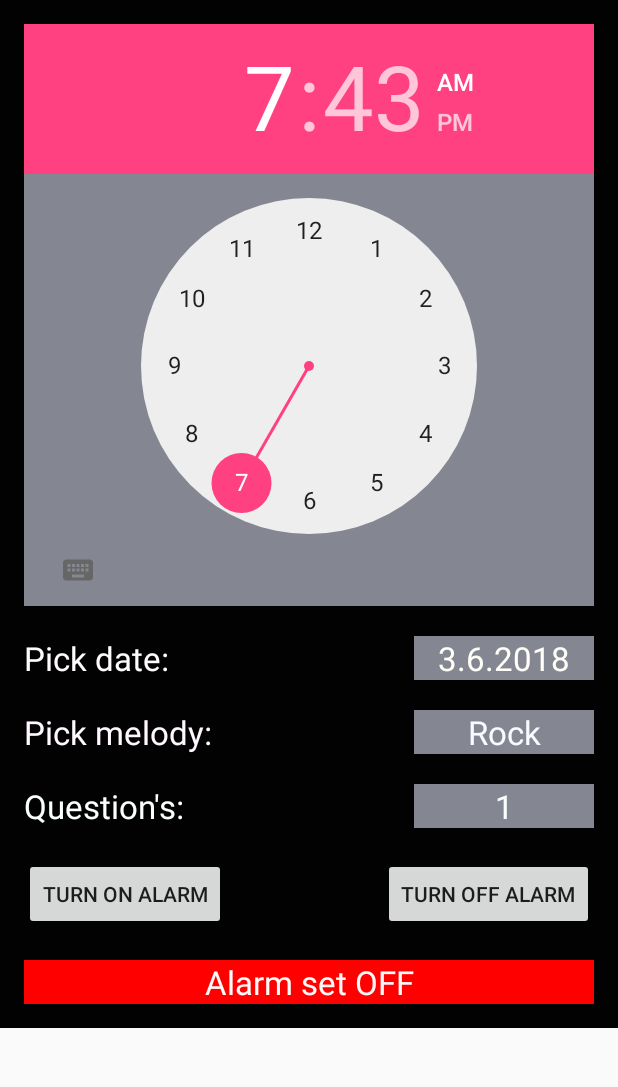
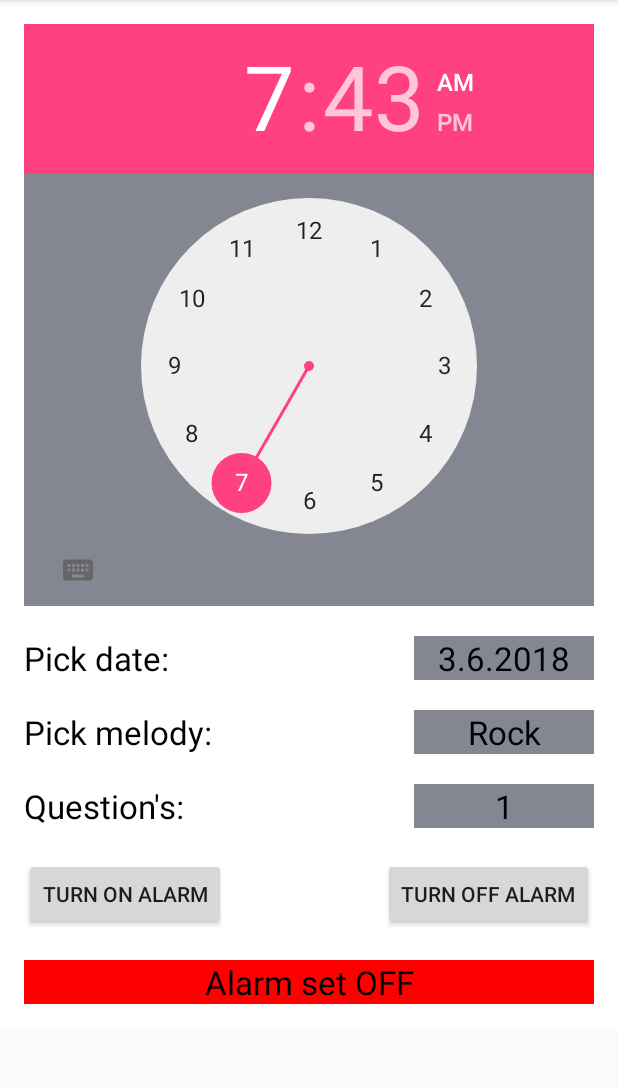
Before and after one commit to Skindrila/My_Smart_Clock, an Android app: the screen it shows after launch (MainActivity), on a phone screen of 412 x 824 dp, the part 84-1171 px from its top. Run offline under Robolectric (Android 15) with nearby library versions, the phone set to English and light mode, and no system bars.

Commit message:
background

```diff
--- a/app/src/main/res/layout/activity_main.xml
+++ b/app/src/main/res/layout/activity_main.xml
@@ -9,7 +9,7 @@
         android:paddingRight="@dimen/activity_horizontal_margin"
         android:paddingTop="@dimen/activity_vertical_margin"
         android:paddingBottom="@dimen/activity_vertical_margin" tools:context=".MainActivity"
-        android:background="#020202"
+        android:background="@android:color/white"
         android:textAlignment="center">
 
         <Button
@@ -38,7 +38,7 @@
             android:textAppearance="?android:attr/textAppearanceLarge"
             android:text="@string/alarm_text"
             android:id="@+id/alarmUpdate"
-            android:textColor="#fffafa"
+            android:textColor="#020202"
             android:layout_below="@+id/onAlarm"
             android:layout_marginTop="20dp"
             android:layout_centerHorizontal="true"
@@ -50,7 +50,7 @@
             android:textAppearance="?android:attr/textAppearanceLarge"
             android:text="@string/date_label"
             android:id="@+id/dateLabel"
-            android:textColor="#fffcfd"
+            android:textColor="#020202"
             android:layout_below="@+id/timePicker"
             android:layout_marginTop="20dp"
             android:layout_alignParentLeft="true"
@@ -62,7 +62,7 @@
             android:textAppearance="?android:attr/textAppearanceLarge"
             android:id="@+id/datePicked"
             android:text="dan"
-            android:textColor="#fffff8"
+            android:textColor="#020202"
             android:background="#848792"
             android:clickable="true"
             android:onClick="chooseDate"
@@ -92,7 +92,7 @@
             android:layout_alignParentLeft="true"
             android:layout_alignParentStart="true"
             android:layout_marginTop="20dp"
-            android:textColor="#fff9ff" />
+            android:textColor="#020202" />
 
         <TextView
             android:layout_width="wrap_content"
@@ -104,7 +104,7 @@
             android:layout_alignBottom="@+id/textView"
             android:layout_alignParentRight="true"
             android:layout_alignParentEnd="true"
-            android:textColor="#faf9ff"
+            android:textColor="#020202"
             android:textAlignment="center"
             android:width="120dp"
             android:background="#848792"
@@ -120,7 +120,7 @@
             android:layout_alignParentLeft="true"
             android:layout_marginTop="20dp"
             android:layout_alignParentStart="true"
-            android:textColor="#faffff" />
+            android:textColor="#020202" />
 
         <TextView
             android:layout_width="wrap_content"
@@ -132,7 +132,7 @@
             android:layout_alignParentRight="true"
             android:layout_marginTop="20dp"
             android:layout_alignParentEnd="true"
-            android:textColor="#f9fffa"
+            android:textColor="#020202"
             android:width="120dp"
             android:textAlignment="center"
             android:background="#848792"
--- a/app/src/main/res/layout/activity_main_data.xml
+++ b/app/src/main/res/layout/activity_main_data.xml
@@ -10,7 +10,7 @@
         android:paddingTop="16dp"
         android:paddingBottom="@dimen/activity_vertical_margin"
         tools:context="com.example.skindrila.my_smart_clock.SetDataActivity"
-        android:background="#020202">
+        android:background="@android:color/white">
 
         <Button
             android:layout_width="wrap_content"
```
